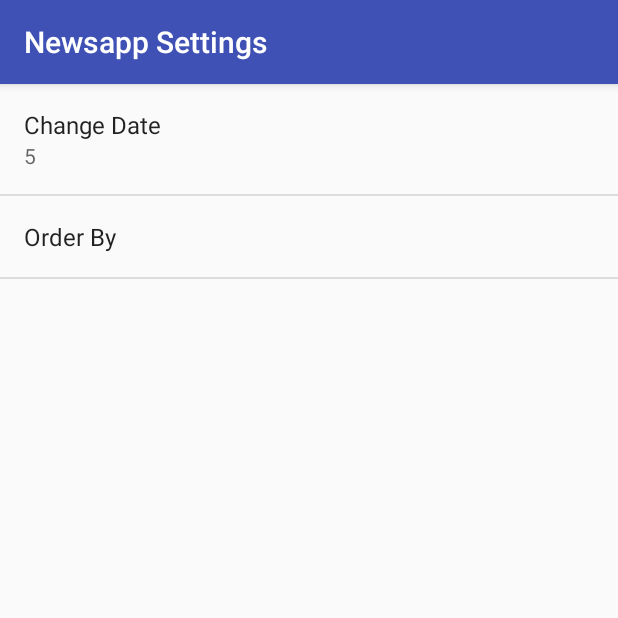
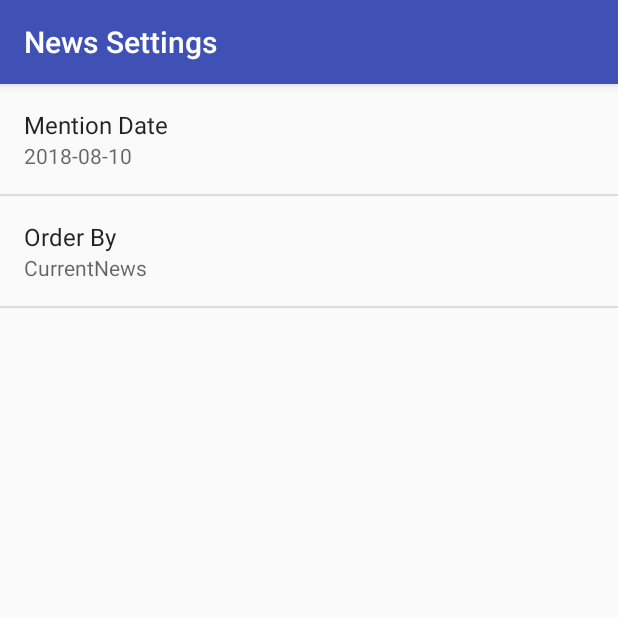
Before and after one commit to samarpithabr/NewsStage22, an Android app: the screen it shows after launch (SettingsActivity), in the options menu, after a tap on "Settings", on a phone screen of 412 x 824 dp, the top half of it. Run offline under Robolectric (Android 15) with nearby library versions, the phone set to English and light mode, and no system bars.

Commit message:
date n time format added

```diff
--- a/app/src/main/AndroidManifest.xml
+++ b/app/src/main/AndroidManifest.xml
@@ -15,7 +15,6 @@
         <activity android:name=".MainActivity">
             <intent-filter>
                 <action android:name="android.intent.action.MAIN" />
-
                 <category android:name="android.intent.category.LAUNCHER" />
             </intent-filter>
         </activity>
--- a/app/src/main/java/com/example/shara/newsstage2/MainActivity.java
+++ b/app/src/main/java/com/example/shara/newsstage2/MainActivity.java
@@ -1,48 +1,35 @@
 package com.example.shara.newsstage2;
 
 import android.app.DatePickerDialog;
-import android.content.SharedPreferences;
-import android.preference.PreferenceManager;
-import android.support.v7.app.AppCompatActivity;
-import android.os.Bundle;
-
-
-
 import android.app.LoaderManager;
 import android.content.Context;
 import android.content.Intent;
 import android.content.Loader;
+import android.content.SharedPreferences;
 import android.net.ConnectivityManager;
 import android.net.NetworkInfo;
 import android.net.Uri;
 import android.os.Bundle;
+import android.preference.PreferenceManager;
 import android.support.v7.app.AppCompatActivity;
-import android.util.Log;
 import android.view.Menu;
 import android.view.MenuItem;
 import android.view.View;
 import android.widget.AdapterView;
-import android.widget.CalendarView;
-import android.widget.DatePicker;
 import android.widget.EditText;
 import android.widget.ListView;
 import android.widget.TextView;
 
-import java.security.PrivateKey;
 import java.util.ArrayList;
-import java.util.Calendar;
-import java.util.Date;
 import java.util.HashMap;
 import java.util.List;
 
 public class MainActivity extends AppCompatActivity implements LoaderManager.LoaderCallbacks<List<News>> {
     private static final int News_Loader_id = 1;
-    private DatePickerDialog.OnDateSetListener dateselected;
-    private EditText change_date;
       /**
      * Url of what need to be accesed
      */
-    private static final String News_URL ="https://content.guardianapis.com/search";
+    private static final String News_URL = "https://content.guardianapis.com/search";
     //"https://content.guardianapis.com/search?api-key=adad3c5b-1616-47b8-8e7e-a03b2ab8e819&show-tags=contributor";
     private String TAG = MainActivity.class.getSimpleName();
     ArrayList<HashMap<String, String>> newsList;
@@ -84,26 +71,17 @@ public class MainActivity extends AppCompatActivity implements LoaderManager.Loa
             loadingIndicator.setVisibility(View.GONE);
             mEmptyStateTextView.setText(R.string.noi);
         }
-
-
-
     }
-
-
 
     @Override
     // onCreateLoader instantiates and returns a new Loader for the given ID
     public Loader<List<News>> onCreateLoader(int i, Bundle bundle) {
+        SharedPreferences sharedPrefs = PreferenceManager.getDefaultSharedPreferences(this);
+        String newsFromDate = sharedPrefs.getString(
+                getString(R.string.settings_from_date_key),
+                getString(R.string.settings_from_date_default));
 
-
-            SharedPreferences sharedPrefs = PreferenceManager.getDefaultSharedPreferences(this);
-
-            // getString retrieves a String value from the preferences. The second parameter is the default value for this preference.
-            String mentioneddate = sharedPrefs.getString(
-                    getString(R.string.settings_mentioned_date_key),
-                    getString(R.string.settings_mentioned_date_default));
-
-            String order_By = sharedPrefs.getString(
+        String orderBy = sharedPrefs.getString(
                 getString(R.string.settings_order_by_key),
                 getString(R.string.settings_order_by_default)
         );
@@ -112,26 +90,19 @@ public class MainActivity extends AppCompatActivity implements LoaderManager.Loa
         Uri baseUri = Uri.parse(News_URL);
 
         // buildUpon prepares the baseUri that we just parsed so we can add query parameters to it
+
         Uri.Builder uriBuilder = baseUri.buildUpon();
-
+        uriBuilder.appendQueryParameter("show-tags", "contributor");
+        uriBuilder.appendQueryParameter("from-date", newsFromDate);
+        uriBuilder.appendQueryParameter("order-by", orderBy);
+        uriBuilder.appendQueryParameter("api-key", "adad3c5b-1616-47b8-8e7e-a03b2ab8e819");
         // Append query parameter and its value. For example, the `format=geojson`
-            uriBuilder.appendQueryParameter("api-key", "adad3c5b-1616-47b8-8e7e-a03b2ab8e819");
-            uriBuilder.appendQueryParameter("show-tags", "contributor");
-            uriBuilder.appendQueryParameter("mentiondate", mentioneddate);
-
-            Uri.Builder orderby = uriBuilder.appendQueryParameter("orderby", order_By);
-
-
-
-
         return new NewsLoader(this, uriBuilder.toString());
     }
 
 
-
     @Override
     public void onLoadFinished(Loader<List<News>> loader, List<News> newsArrayList) {
-
 
         View loadingIndicator = findViewById(R.id.loading_indicator);
         loadingIndicator.setVisibility(View.GONE);
--- a/app/src/main/java/com/example/shara/newsstage2/NewsLoader.java
+++ b/app/src/main/java/com/example/shara/newsstage2/NewsLoader.java
@@ -9,9 +9,7 @@ import java.util.List;
 public class NewsLoader extends AsyncTaskLoader<List<News>> {
 
     private static final String LOG_TAG = NewsLoader.class.getName();
-
     private String mUrl;
-
     public NewsLoader(Context context, String url) {
         super(context);
         mUrl = url;
@@ -28,7 +26,6 @@ public class NewsLoader extends AsyncTaskLoader<List<News>> {
             return null;
         }
 
-
         List<News> newsArrayList = QueryUtils.fetchNewsData(mUrl);
         return newsArrayList;
     }
--- a/app/src/main/java/com/example/shara/newsstage2/SettingsActivity.java
+++ b/app/src/main/java/com/example/shara/newsstage2/SettingsActivity.java
@@ -26,10 +26,8 @@ public class SettingsActivity extends AppCompatActivity {
             super.onCreate(savedInstanceState);
             addPreferencesFromResource(R.xml.settings_main);
 
-
-            Preference mentioneddate= findPreference(getString(R.string.settings_mentioned_date_key));
-            bindPreferenceSummaryToValue(mentioneddate);
-
+            Preference newsFromDate = findPreference(getString(R.string.settings_from_date_key));
+            bindPreferenceSummaryToValue(newsFromDate);
 
             Preference orderBy = findPreference(getString(R.string.settings_order_by_key));
             bindPreferenceSummaryToValue(orderBy);
@@ -51,7 +49,6 @@ public class SettingsActivity extends AppCompatActivity {
             return true;
         }
 
-
         private void bindPreferenceSummaryToValue(Preference preference) {
             preference.setOnPreferenceChangeListener(this);
             SharedPreferences preferences = PreferenceManager.getDefaultSharedPreferences(preference.getContext());
--- a/app/src/main/res/layout/list.xml
+++ b/app/src/main/res/layout/list.xml
@@ -45,7 +45,5 @@
         android:textColor="#D81B60"
         android:textStyle="bold"
         />
-    <View
-        android:layout_width="2dp"
-        android:layout_height="wrap_content"></View>
+
 </LinearLayout>
--- a/app/src/main/res/values/arrays.xml
+++ b/app/src/main/res/values/arrays.xml
@@ -1,12 +1,14 @@
 <?xml version="1.0" encoding="utf-8"?>
+
     <resources>
         <string-array name="settings_order_by_labels">
-        <item>@string/settings_order_by_date_label</item>
-        <item>@string/settings_order_by_most_recent_label</item>
+            <item>@string/settings_order_by_newest_label</item>
+            <item>@string/settings_order_by_oldest_label</item>
         </string-array>
 
         <string-array name="settings_order_by_values">
-        <item>@string/settings_order_by_date_value</item>
-        <item>@string/settings_order_by_most_recent_value</item>
+            <item>@string/settings_order_by_newest_value</item>
+            <item>@string/settings_order_by_oldest_value</item>
         </string-array>
+
     </resources>
--- a/app/src/main/res/values/strings.xml
+++ b/app/src/main/res/values/strings.xml
@@ -3,21 +3,24 @@
     <string name="noarticles">No Articles Found please reload the page</string>
     <string name="noi">NO Internet</string>
     <string name="settings_menu_item">Settings</string>
-    <string name="settings_title">Newsapp Settings</string>
-    <string name="settings_mentioned_date_label">Change Date</string>
-    <string name="settings_mentioned_date_key" translatable="false">change_date</string>
-    <string name="settings_mentioned_date_default" translatable="false">5</string>
+    <string name="settings_title">News Settings</string>
 
-
+    <!-- Strings For Order-By Preference [CHAR LIMIT=30] -->
     <string name="settings_order_by_label">Order By</string>
     <string name="settings_order_by_key" translatable="false">order_by</string>
-    <string name="settings_order_by_default" translatable="false">settings_order_by_date_value</string>
+    <string name="settings_order_by_default" translatable="false">@string/settings_order_by_newest_value</string>
 
-    <!-- Label for order-by magnitude option [CHAR LIMIT=20] -->
-    <string name="settings_order_by_date_label">webPublicationDate</string>
-    <string name="settings_order_by_date_value" translatable="false">webPublicationDate</string>
+    <!-- Label for order-by most recent (newest) option [CHAR LIMIT=20] -->
+    <string name="settings_order_by_newest_label">CurrentNews</string>
+    <string name="settings_order_by_newest_value" translatable="false">newest</string>
 
-    <!-- Label for order-by most recent option [CHAR LIMIT=20] -->
-    <string name="settings_order_by_most_recent_label">Most Recent</string>
-    <string name="settings_order_by_most_recent_value" translatable="false">time</string>
+    <!-- Label for order-by oldest option [CHAR LIMIT=20] -->
+    <string name="settings_order_by_oldest_label">Mentioned Date</string>
+    <string name="settings_order_by_oldest_value" translatable="false">oldest</string>
+
+    <string name="settings_from_date_label">Mention Date</string>
+    <string name="settings_from_date_key" translatable="false">news_from_date</string>
+    <string name="settings_from_date_default" translatable="false">2018-08-10</string>
+    <string name="example">yyyy-mm-dd</string>
+
 </resources>
--- a/app/src/main/res/xml/settings_main.xml
+++ b/app/src/main/res/xml/settings_main.xml
@@ -3,16 +3,16 @@
 <PreferenceScreen xmlns:android="http://schemas.android.com/apk/res/android">
     xmlns:android="http://schemas.android.com/apk/res/android"
     android:title="@string/settings_title">
+
     <EditTextPreference
+        android:defaultValue="@string/settings_from_date_default"
+        android:hint="@string/example"
+        android:inputType="date"
+        android:key="@string/settings_from_date_key"
+        android:selectAllOnFocus="true"
+        android:title="@string/settings_from_date_label" />
 
-        android:id="@+id/cal_edit_view"
-        android:defaultValue="@string/settings_mentioned_date_default"
-        android:inputType="date"
-        android:key="@string/settings_mentioned_date_key"
-        android:selectAllOnFocus="true"
-        android:title="@string/settings_mentioned_date_label"
 
-/>
     <ListPreference
         android:defaultValue="@string/settings_order_by_default"
         android:entries="@array/settings_order_by_labels"
@@ -20,4 +20,5 @@
         android:key="@string/settings_order_by_key"
         android:title="@string/settings_order_by_label" />
 
+
 </PreferenceScreen>
```
Also changed, not shown: app/src/main/java/com/example/shara/newsstage2/News.java (+12 -11 lines), app/src/main/java/com/example/shara/newsstage2/NewsAdapter.java (+4 -14 lines), app/src/main/java/com/example/shara/newsstage2/QueryUtils.java (+28 -3 lines). Lines whose indentation alone changed are shown as unchanged.
